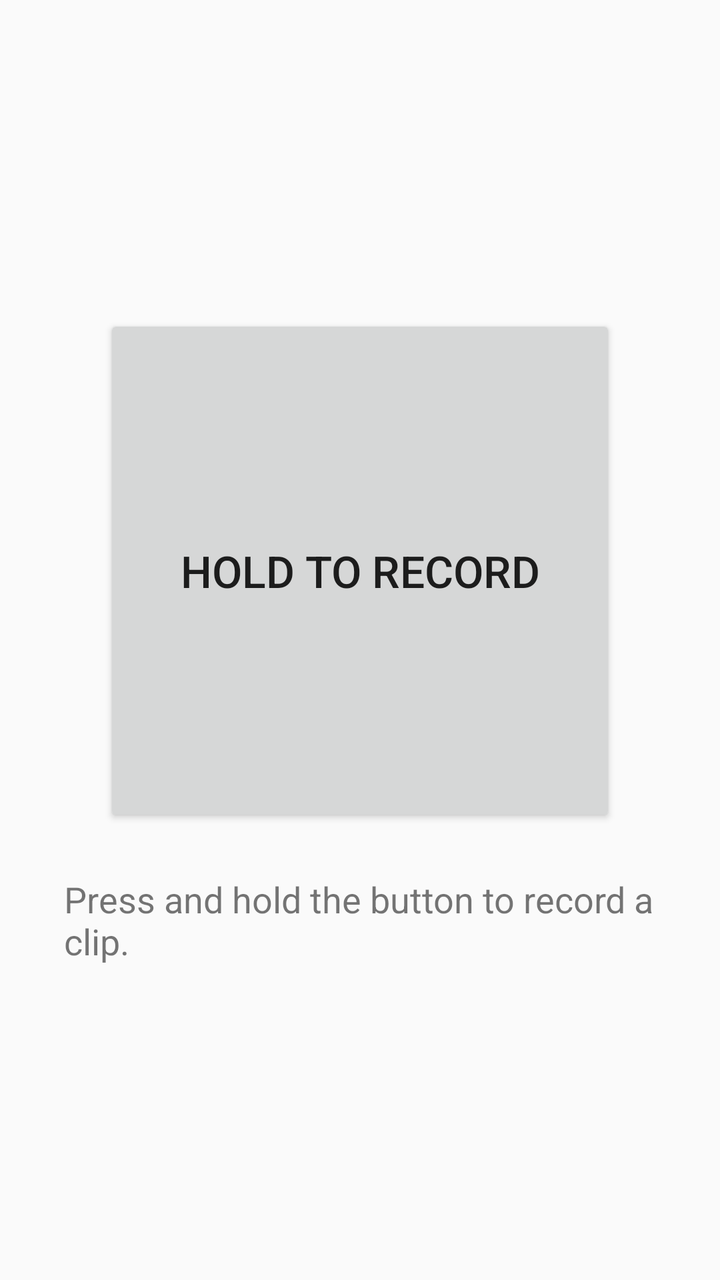
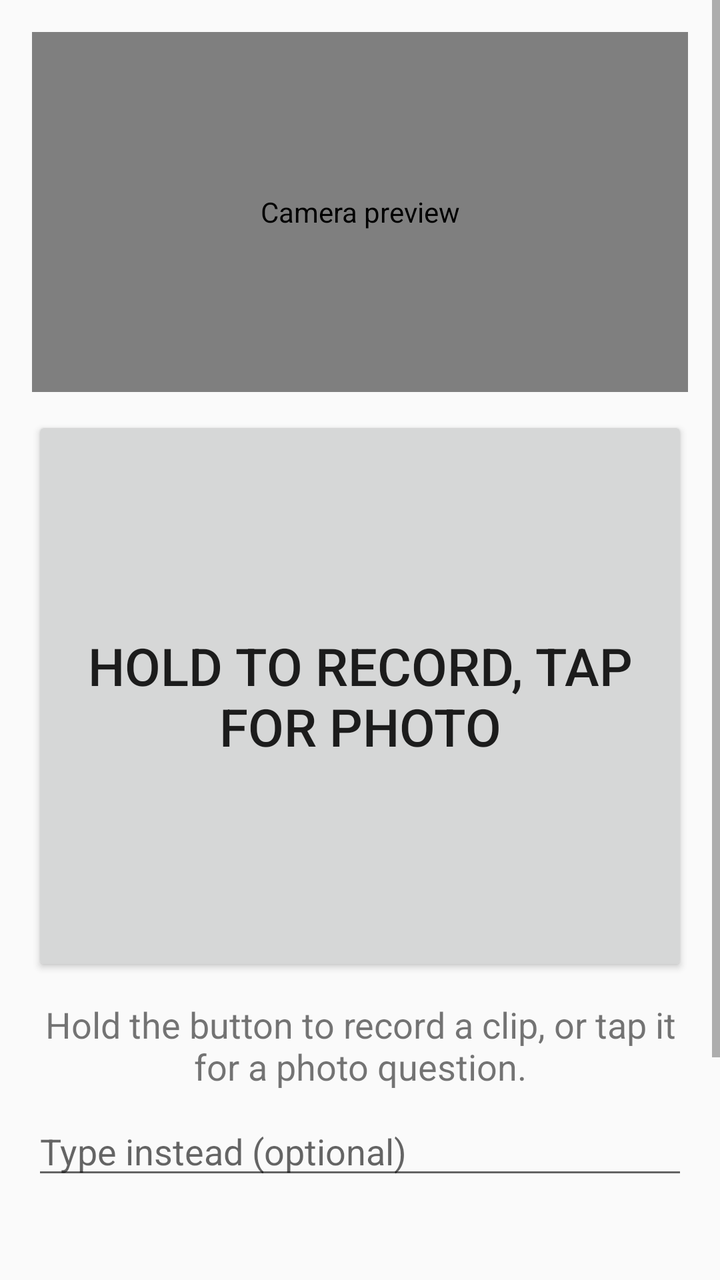

Screens rendered from an Android XML layout before and after an edit, with the pre-edit source and the edit as a unified diff.
<!-- AndroidManifest.xml: application theme Theme.Alumbra -->
<!-- res/layout/activity_main.xml -->
<?xml version="1.0" encoding="utf-8"?>
<LinearLayout xmlns:android="http://schemas.android.com/apk/res/android"
    android:layout_width="match_parent"
    android:layout_height="match_parent"
    android:gravity="center"
    android:orientation="vertical"
    android:padding="32dp">

    <Button
        android:id="@+id/record_button"
        android:layout_width="256dp"
        android:layout_height="256dp"
        android:contentDescription="@string/record_button_description"
        android:text="@string/record_button_label"
        android:textSize="22sp" />

    <TextView
        android:id="@+id/status_text"
        android:layout_width="wrap_content"
        android:layout_height="wrap_content"
        android:layout_marginTop="24dp"
        android:accessibilityLiveRegion="polite"
        android:contentDescription="@string/status_description"
        android:text="@string/status_idle"
        android:textSize="18sp" />

</LinearLayout>
<!-- resources referenced by this layout -->
<resources>
  <string name="record_button_description">Hold to record a video clip</string>
  <string name="record_button_label">Hold to record</string>
  <string name="status_description">Recording status</string>
  <string name="status_idle">Press and hold the button to record a clip.</string>
  <style name="Theme.Alumbra" parent="Theme.AppCompat.DayNight.NoActionBar" />
</resources>

<!-- the commit's change to res/layout/activity_main.xml (unified diff, before → after) -->
@@ -1,27 +1,150 @@
 <?xml version="1.0" encoding="utf-8"?>
-<LinearLayout xmlns:android="http://schemas.android.com/apk/res/android"
+<FrameLayout xmlns:android="http://schemas.android.com/apk/res/android"
     android:layout_width="match_parent"
-    android:layout_height="match_parent"
-    android:gravity="center"
-    android:orientation="vertical"
-    android:padding="32dp">
+    android:layout_height="match_parent">
 
-    <Button
-        android:id="@+id/record_button"
-        android:layout_width="256dp"
-        android:layout_height="256dp"
-        android:contentDescription="@string/record_button_description"
-        android:text="@string/record_button_label"
-        android:textSize="22sp" />
+    <ScrollView
+        android:layout_width="match_parent"
+        android:layout_height="match_parent"
+        android:fillViewport="true">
 
-    <TextView
-        android:id="@+id/status_text"
-        android:layout_width="wrap_content"
-        android:layout_height="wrap_content"
-        android:layout_marginTop="24dp"
-        android:accessibilityLiveRegion="polite"
-        android:contentDescription="@string/status_description"
-        android:text="@string/status_idle"
-        android:textSize="18sp" />
+        <LinearLayout
+            android:layout_width="match_parent"
+            android:layout_height="wrap_content"
+            android:gravity="center_horizontal"
+            android:orientation="vertical"
+            android:padding="16dp">
 
-</LinearLayout>
+            <androidx.camera.view.PreviewView
+                android:id="@+id/preview_view"
+                android:layout_width="match_parent"
+                android:layout_height="180dp"
+                android:contentDescription="@string/preview_description" />
+
+            <Button
+                android:id="@+id/record_button"
+                android:layout_width="match_parent"
+                android:layout_height="280dp"
+                android:layout_marginTop="12dp"
+                android:contentDescription="@string/record_button_description"
+                android:text="@string/record_button_label"
+                android:textSize="26sp" />
+
+            <TextView
+                android:id="@+id/status_text"
+                android:layout_width="match_parent"
+                android:layout_height="wrap_content"
+                android:layout_marginTop="12dp"
+                android:accessibilityLiveRegion="polite"
+                android:contentDescription="@string/status_description"
+                android:text="@string/status_idle"
+                android:textAlignment="center"
+                android:textSize="18sp" />
+
+            <EditText
+                android:id="@+id/type_field"
+                android:layout_width="match_parent"
+                android:layout_height="wrap_content"
+                android:layout_marginTop="8dp"
+                android:contentDescription="@string/type_field_description"
+                android:hint="@string/type_field_hint"
+                android:inputType="text"
+                android:textSize="18sp" />
+
+            <TextView
+                android:id="@+id/last_answer_text"
+                android:layout_width="match_parent"
+                android:layout_height="wrap_content"
+                android:layout_marginTop="12dp"
+                android:textSize="18sp" />
+
+            <LinearLayout
+                android:layout_width="match_parent"
+                android:layout_height="wrap_content"
+                android:layout_marginTop="8dp"
+                android:gravity="center"
+                android:orientation="horizontal">
+
+                <Button
+                    android:id="@+id/replay_button"
+                    android:layout_width="0dp"
+                    android:layout_height="wrap_content"
+                    android:layout_marginEnd="4dp"
+                    android:layout_weight="1"
+                    android:contentDescription="@string/replay_description"
+                    android:text="@string/replay_label" />
+
+                <Button
+                    android:id="@+id/torch_button"
+                    android:layout_width="0dp"
+                    android:layout_height="wrap_content"
+                    android:layout_marginStart="4dp"
+                    android:layout_marginEnd="4dp"
+                    android:layout_weight="1"
+                    android:contentDescription="@string/torch_description_off"
+                    android:text="@string/torch_label" />
+
+            </LinearLayout>
+
+            <LinearLayout
+                android:layout_width="match_parent"
+                android:layout_height="wrap_content"
+                android:layout_marginTop="8dp"
+                android:layout_marginBottom="16dp"
+                android:gravity="center"
+                android:orientation="horizontal">
+
+                <Button
+                    android:id="@+id/history_button"
+                    android:layout_width="0dp"
+                    android:layout_height="wrap_content"
+                    android:layout_marginEnd="4dp"
+                    android:layout_weight="1"
+                    android:contentDescription="@string/history_description"
+                    android:text="@string/history_label" />
+
+                <Button
+                    android:id="@+id/settings_button"
+                    android:layout_width="0dp"
+                    android:layout_height="wrap_content"
+                    android:layout_marginStart="4dp"
+                    android:layout_weight="1"
+                    android:contentDescription="@string/settings_description"
+                    android:text="@string/settings_label" />
+
+            </LinearLayout>
+
+        </LinearLayout>
+    </ScrollView>
+
+    <LinearLayout
+        android:id="@+id/working_overlay"
+        android:layout_width="match_parent"
+        android:layout_height="match_parent"
+        android:background="?android:attr/colorBackground"
+        android:gravity="center"
+        android:orientation="vertical"
+        android:padding="32dp"
+        android:visibility="gone">
+
+        <TextView
+            android:id="@+id/working_text"
+            android:layout_width="wrap_content"
+            android:layout_height="wrap_content"
+            android:accessibilityLiveRegion="assertive"
+            android:contentDescription="@string/working_description"
+            android:text="@string/working_label"
+            android:textSize="26sp" />
+
+        <Button
+            android:id="@+id/cancel_button"
+            android:layout_width="match_parent"
+            android:layout_height="120dp"
+            android:layout_marginTop="24dp"
+            android:contentDescription="@string/cancel_description"
+            android:text="@string/cancel_label"
+            android:textSize="24sp" />
+
+    </LinearLayout>
+
+</FrameLayout>
<!-- resource entries referenced after the edit -->
@@ -1,9 +1,26 @@
 <!-- resources referenced by this layout -->
 <resources>
-  <string name="record_button_description">Hold to record a video clip</string>
-  <string name="record_button_label">Hold to record</string>
-  <string name="status_description">Recording status</string>
-  <string name="status_idle">Press and hold the button to record a clip.</string>
-  <style name="Theme.Alumbra" parent="Theme.AppCompat.DayNight.NoActionBar" />
+  <string name="cancel_description">Cancel waiting for the answer</string>
+  <string name="cancel_label">Cancel</string>
+  <string name="history_description">Open ask history</string>
+  <string name="history_label">History</string>
+  <string name="preview_description">Camera preview</string>
+  <string name="record_button_description">Ask button. Tap for a photo question, press and hold to record a video clip question.</string>
+  <string name="record_button_label">Hold to record, tap for photo</string>
+  <string name="replay_description">Replay the last answer</string>
+  <string name="replay_label">Replay</string>
+  <string name="settings_description">Open settings</string>
+  <string name="settings_label">Settings</string>
+  <string name="status_description">Status</string>
+  <string name="status_idle">Hold the button to record a clip, or tap it for a photo question.</string>
+  <string name="torch_description_off">Torch is off. Activate to turn it on.</string>
+  <string name="torch_label">Torch</string>
+  <string name="type_field_description">Type your question instead of speaking it</string>
+  <string name="type_field_hint">Type instead (optional)</string>
+  <string name="working_description">Working, please wait</string>
+  <string name="working_label">Analyzing…</string>
+  <style name="Theme.Alumbra" parent="Theme.AppCompat.DayNight.NoActionBar">
+          <item name="warningTextColor">#B26A00</item>
+      </style>
 </resources>
 
